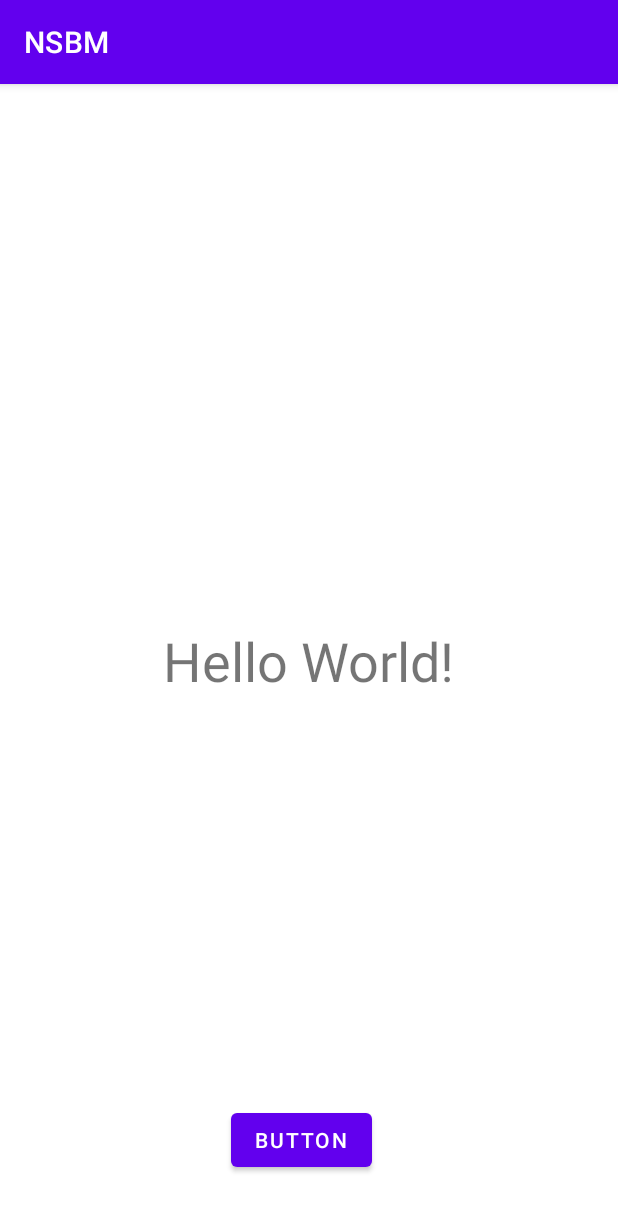
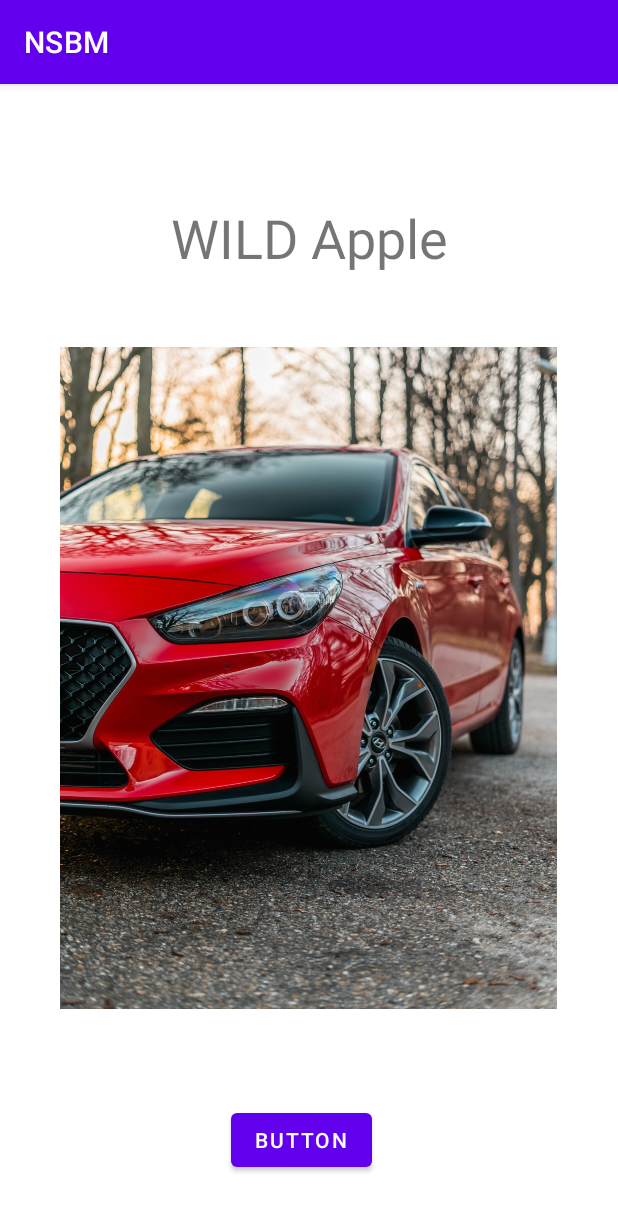
Before and after one commit to Vibhath47/sample-Android, an Android app: the screen it shows after launch (MainActivity), on a phone screen of 412 x 824 dp. Shown: the top 1211 px of the screen. Run offline under Robolectric (Android 15) with nearby library versions, the phone set to English and light mode, and no system bars.

Commit message:
add a new Image

```diff
--- a/app/src/main/java/com/example/nsbm/MainActivity.java
+++ b/app/src/main/java/com/example/nsbm/MainActivity.java
@@ -2,6 +2,7 @@ package com.example.nsbm;
 
 import androidx.appcompat.app.AppCompatActivity;
 
+import android.content.Intent;
 import android.os.Bundle;
 import android.view.View;
 import android.widget.Button;
@@ -24,7 +25,8 @@ public class MainActivity extends AppCompatActivity {
         btn.setOnClickListener(new View.OnClickListener() {
             @Override
             public void onClick(View v) {
-
+                Intent intent = new Intent(MainActivity.this,Activity2.class);
+                startActivity(intent);
             }
         });
     }
--- a/app/src/main/res/layout/activity_main.xml
+++ b/app/src/main/res/layout/activity_main.xml
@@ -7,14 +7,16 @@
     tools:context=".MainActivity">
 
     <TextView
+        android:id="@+id/textView2"
         android:layout_width="wrap_content"
         android:layout_height="wrap_content"
-        android:text="Hello World!"
+        android:text="WILD Apple"
         android:textSize="36sp"
         app:layout_constraintBottom_toBottomOf="parent"
         app:layout_constraintLeft_toLeftOf="parent"
         app:layout_constraintRight_toRightOf="parent"
-        app:layout_constraintTop_toTopOf="parent" />
+        app:layout_constraintTop_toTopOf="parent"
+        app:layout_constraintVertical_bias="0.108" />
 
     <Button
         android:id="@+id/btn1"
@@ -28,4 +30,27 @@
         app:layout_constraintTop_toTopOf="parent"
         app:layout_constraintVertical_bias="0.944" />
 
+    <ImageView
+        android:id="@+id/imageView4"
+        android:layout_width="wrap_content"
+        android:layout_height="wrap_content"
+        app:layout_constraintBottom_toBottomOf="parent"
+        app:layout_constraintEnd_toEndOf="parent"
+        app:layout_constraintHorizontal_bias="0.179"
+        app:layout_constraintStart_toStartOf="parent"
+        app:layout_constraintTop_toTopOf="parent"
+        app:layout_constraintVertical_bias="0.742"
+        app:srcCompat="@android:drawable/btn_default_small" />
+
+    <ImageView
+        android:id="@+id/imageView8"
+        android:layout_width="331dp"
+        android:layout_height="608dp"
+        android:layout_marginStart="40dp"
+        android:layout_marginLeft="40dp"
+        android:layout_marginTop="92dp"
+        app:layout_constraintStart_toStartOf="parent"
+        app:layout_constraintTop_toTopOf="parent"
+        app:srcCompat="@drawable/ee" />
+
 </androidx.constraintlayout.widget.ConstraintLayout>
```
Also changed, not shown: app/src/main/res/drawable/ee.jpg (added), 2 other files.
